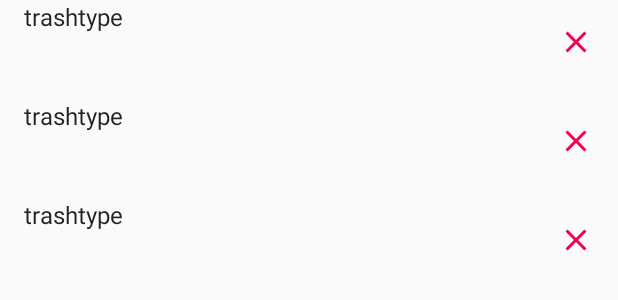
After one commit to quotto/throwtrash-android, an Android app: the layout fragment_schedule_list.xml on its own in the app's theme, with its tools: preview values and no code run, on a phone screen of 412 x 824 dp. The commit adds this screen. Shown: the top 300 px of the screen. Run offline under Robolectric (Android 15) with nearby library versions, the phone set to English and light mode, and no system bars.

Commit message:
登録済みデータ一覧表示機能を追加

```diff
--- /dev/null
+++ b/app/src/main/res/layout/fragment_schedule_list.xml
@@ -0,0 +1,13 @@
+<?xml version="1.0" encoding="utf-8"?>
+<androidx.recyclerview.widget.RecyclerView xmlns:android="http://schemas.android.com/apk/res/android"
+    xmlns:app="http://schemas.android.com/apk/res-auto"
+    xmlns:tools="http://schemas.android.com/tools"
+    android:id="@+id/trashScheduleList"
+    android:name="com.example.mythrowtrash.view.ScheduleIListFragment"
+    android:layout_width="match_parent"
+    android:layout_height="match_parent"
+    android:layout_marginLeft="16dp"
+    android:layout_marginRight="16dp"
+    app:layoutManager="LinearLayoutManager"
+    tools:context=".view.ScheduleIListFragment"
+    tools:listitem="@layout/fragment_schedule_list_item" />
--- /dev/null
+++ b/app/src/main/res/layout/fragment_schedule_list_item.xml
@@ -0,0 +1,41 @@
+<?xml version="1.0" encoding="utf-8"?>
+<androidx.constraintlayout.widget.ConstraintLayout xmlns:android="http://schemas.android.com/apk/res/android"
+    xmlns:app="http://schemas.android.com/apk/res-auto"
+    xmlns:tools="http://schemas.android.com/tools"
+    android:id="@+id/item_container"
+    android:layout_width="match_parent"
+    android:layout_height="wrap_content"
+    android:layout_marginBottom="16dp">
+
+    <TextView
+        android:id="@+id/item_trashType"
+        android:layout_width="wrap_content"
+        android:layout_height="wrap_content"
+        android:textAppearance="?attr/textAppearanceListItem"
+        app:layout_constraintStart_toStartOf="parent"
+        app:layout_constraintTop_toTopOf="parent"
+        tools:text="trashtype" />
+
+    <ImageButton
+        android:id="@+id/item_deleteScheduleButton"
+        android:layout_width="wrap_content"
+        android:layout_height="wrap_content"
+        android:layout_marginTop="16dp"
+        android:background="#00FFFFFF"
+        app:layout_constraintBottom_toBottomOf="@+id/item_schedule"
+        app:layout_constraintEnd_toEndOf="parent"
+        app:layout_constraintTop_toTopOf="parent"
+        app:srcCompat="@drawable/ic_close_black_24dp" />
+
+    <LinearLayout
+        android:id="@+id/item_schedule"
+        android:layout_width="match_parent"
+        android:layout_height="match_parent"
+        android:layout_marginStart="8dp"
+        android:layout_marginTop="8dp"
+        android:orientation="vertical"
+        app:layout_constraintBottom_toBottomOf="parent"
+        app:layout_constraintStart_toStartOf="parent"
+        app:layout_constraintTop_toBottomOf="@+id/item_trashType"></LinearLayout>
+
+</androidx.constraintlayout.widget.ConstraintLayout>
```
Also changed, not shown: app/src/main/java/com/example/mythrowtrash/view/ScheduleIListFragment.kt (+37 -26 lines), app/src/main/java/com/example/mythrowtrash/view/ScheduleListActivity.kt (+16 -0 lines), app/src/main/res/layout/fragment_item.xml (deleted, +0 -39 lines), app/src/main/res/layout/fragment_item_list.xml (deleted, +0 -13 lines).
